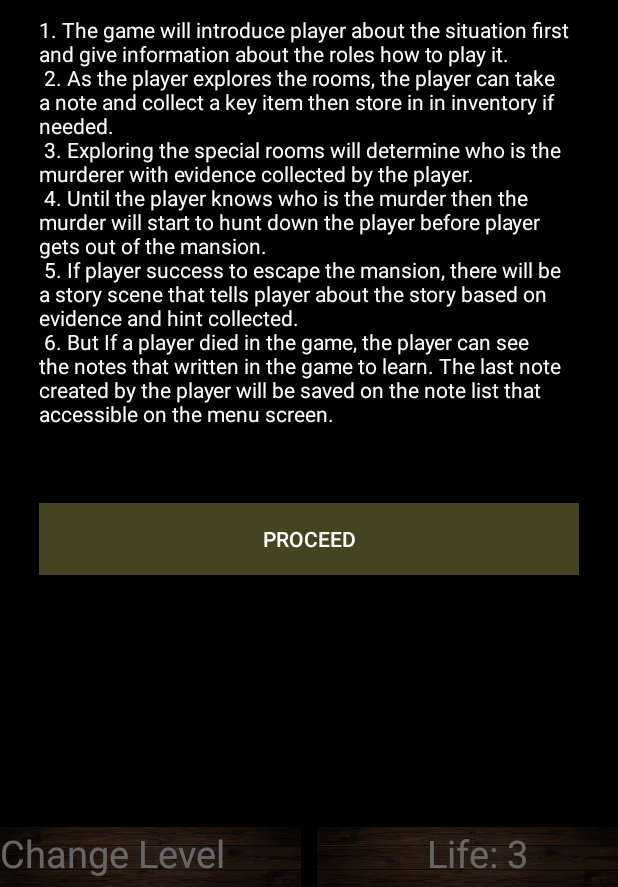
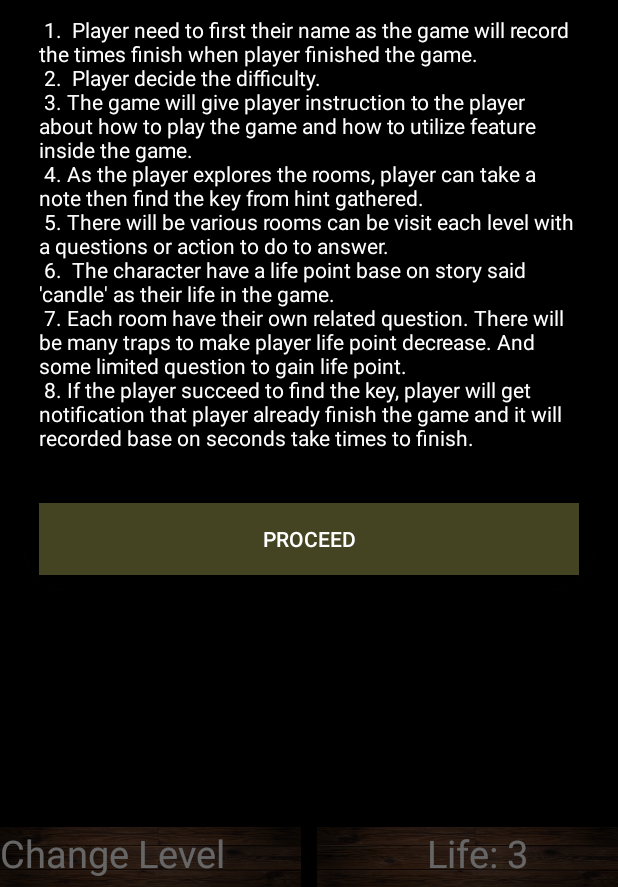
Before and after one commit to bobjaeger/TheMansion, an Android app: the fragment LobbyInterface shown on its own in the app's theme, on a phone screen of 412 x 824 dp, the part 349-1236 px from its top. Run offline under Robolectric (Android 15) with nearby library versions, the phone set to English and light mode, and no system bars.

Commit message:
last changelogs update for the end of development, add information in about page, update dialog for first game instruction, create publish assets for publishing

```diff
--- a/game_feature/src/main/res/layout/dialog_tutorial.xml
+++ b/game_feature/src/main/res/layout/dialog_tutorial.xml
@@ -50,12 +50,15 @@
                     android:id="@+id/textView4"
                     android:layout_width="match_parent"
                     android:layout_height="wrap_content"
-                    android:text="1.	The game will introduce player about the situation first and give information about the roles how to play it.\n
-2.	As the player explores the rooms, the player can take a note and collect a key item then store in in inventory if needed.\n
-3.	Exploring the special rooms will determine who is the murderer with evidence collected by the player.\n
-4.	Until the player knows who is the murder then the murder will start to hunt down the player before player gets out of the mansion.\n
-5.	If player success to escape the mansion, there will be a story scene that tells player about the story based on evidence and hint collected.\n
-6.	But If a player died in the game, the player can see the notes that written in the game to learn. The last note created by the player will be saved on the note list that accessible on the menu screen.
+                    android:text="
+1.  Player need to first their name as the game will record the times finish when player finished the game. \n
+2.  Player decide the difficulty. \n
+3.	The game will give player instruction to the player about how to play the game and how to utilize feature inside the game. \n
+4.	As the player explores the rooms, player can take a note then find the key from hint gathered. \n
+5.	There will be various rooms can be visit each level with a questions or action to do to answer. \n
+6.  The character have a life point base on story said 'candle' as their life in the game. \n
+7.	Each room have their own related question. There will be many traps to make player life point decrease. And some limited question to gain life point. \n
+8.	If the player succeed to find the key, player will get notification that player already finish the game and it will recorded base on seconds take times to finish. \n
 "
                     android:textColor="#FFFFFF"
                     android:textSize="14dp" />
```
Also changed, not shown: game_feature/src/main/res/layout/activity_about.xml (+14 -1 lines), 13 other files.
